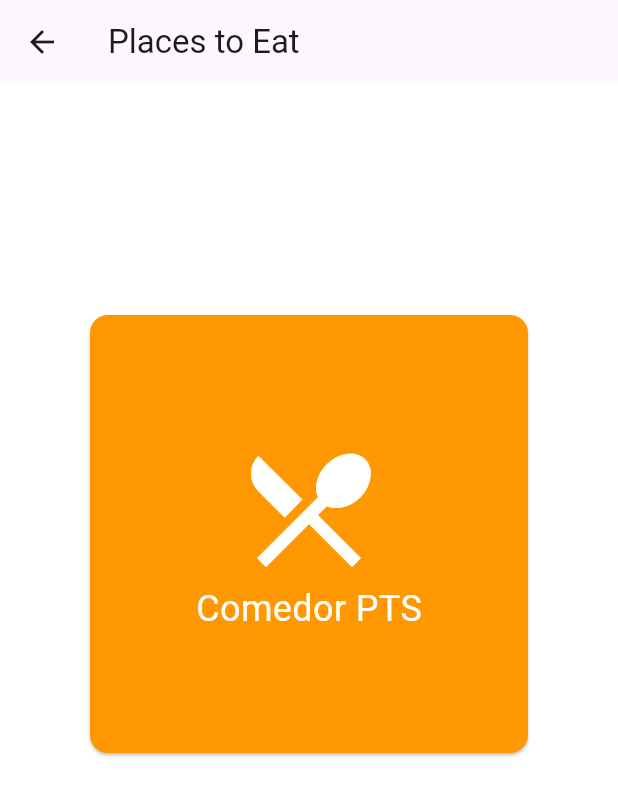
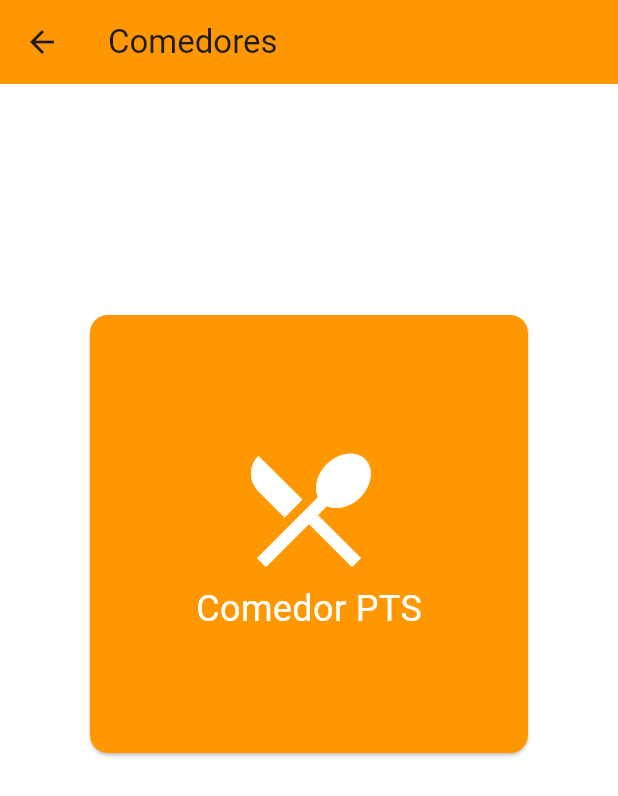
Before and after one commit to pab1s/ETSIIT-info-app, a Flutter app: the MenuPage screen opened directly, on a phone screen of 412 x 824 dp. Shown: the top 796 px of the screen. Run offline on Flutter 3.47's test engine with Material 3 defaults, Android fonts, the phone set to English and light mode, and no system bars; drawn by our look-alikes of carousel_slider; our stand-ins replace flutter_compass, flutter_map, geolocator, latlong2, pedometer, permission_handler and 2 more; missing offline and left inert: flutter_map_animations, light, syncfusion_flutter_core.

Commit message:
cambios esteticos + castellano

```diff
--- a/lib/pages/menu_page.dart
+++ b/lib/pages/menu_page.dart
@@ -76,13 +76,12 @@ class _MenuPageState extends State<MenuPage> {
   Widget build(BuildContext context) {
     return Scaffold(
       appBar: AppBar(
-        title: const Text('Places to Eat'),
+        title: const Text('Comedores'),
+        backgroundColor: const Color.fromRGBO(255, 152, 0, 1),
       ),
       body: Column(
         children: [
-          const SizedBox(
-              height:
-                  150), // Ajusta este valor para controlar el espacio superior
+          const SizedBox(height: 150),
           CarouselSlider(
             carouselController: _carouselController,
             options: CarouselOptions(
@@ -168,7 +167,7 @@ class _MenuPageState extends State<MenuPage> {
 
 void main() {
   runApp(const MaterialApp(
-    title: 'Dining Options App',
+    title: 'Opciones del menú',
     home: MenuPage(),
   ));
 }
--- a/lib/pages/profile_page.dart
+++ b/lib/pages/profile_page.dart
@@ -106,7 +106,7 @@ class ProfilePage extends StatelessWidget {
                     switch (index) {
                       case 0:
                         return const ClubCard(
-                            title: 'Club de progamación',
+                            title: 'Software libre',
                             icon: Icons.computer,
                             color: Colors.black);
                       case 1:
```
Also changed, not shown: lib/widgets/bottom_bar.dart (+49 -10 lines).
